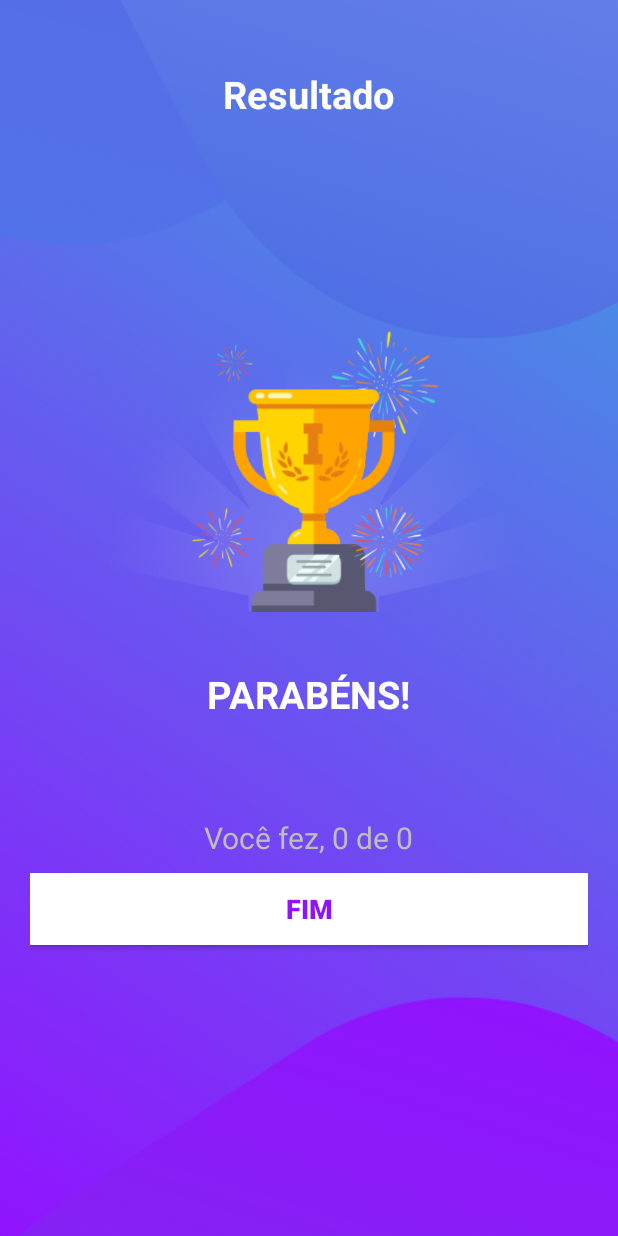
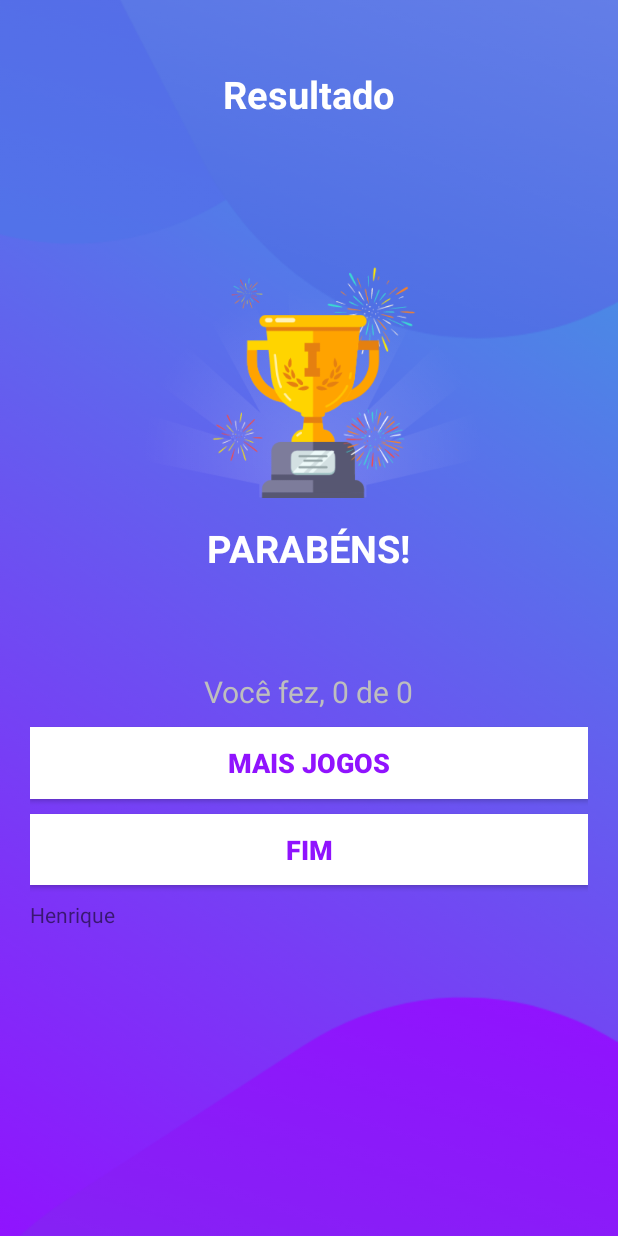
Before and after one commit to henriquemilioli/QuizApp, an Android app: the ResultActivity screen opened directly, with no data from a screen before it, on a phone screen of 412 x 824 dp. Run offline under Robolectric (Android 15) with nearby library versions, the phone set to English and light mode, and no system bars; 3 statements that could not run were skipped.

Commit message:
Implementação da live data e MVVM e fragmente

```diff
--- a/app/build.gradle
+++ b/app/build.gradle
@@ -41,6 +41,9 @@ dependencies {
     implementation 'com.google.android.material:material:1.2.1'
     implementation 'androidx.constraintlayout:constraintlayout:2.0.4'
     implementation 'com.google.android.material:material:1.0.0'
+    implementation 'androidx.legacy:legacy-support-v4:1.0.0'
+    implementation 'androidx.lifecycle:lifecycle-livedata-ktx:2.2.0'
+    implementation 'androidx.lifecycle:lifecycle-viewmodel-ktx:2.2.0'
     testImplementation 'junit:junit:4.+'
     androidTestImplementation 'androidx.test.ext:junit:1.1.2'
     androidTestImplementation 'androidx.test.espresso:espresso-core:3.3.0'
--- /dev/null
+++ b/app/src/main/java/br/henrique/francisco/quizapp/AboutUsFragment.kt
@@ -0,0 +1,31 @@
+package br.henrique.francisco.quizapp
+
+import androidx.lifecycle.ViewModelProvider
+import android.os.Bundle
+import androidx.fragment.app.Fragment
+import android.view.LayoutInflater
+import android.view.View
+import android.view.ViewGroup
+import kotlinx.android.synthetic.main.about_us_fragment.*
+
+class AboutUsFragment : Fragment() {
+
+     private lateinit var viewModel: AboutUsViewModel
+
+    override fun onCreateView(
+        inflater: LayoutInflater, container: ViewGroup?,
+        savedInstanceState: Bundle?
+    ): View? {
+        return inflater.inflate(R.layout.about_us_fragment, container, false)
+    }
+
+    override fun onViewCreated(view: View, savedInstanceState: Bundle?) {
+        super.onViewCreated(view, savedInstanceState)
+
+        textView.text = viewModel.aluno
+        textView2.text = viewModel.professor
+        textView3.text = viewModel.curso
+    }
+
+
+}
--- a/app/src/main/java/br/henrique/francisco/quizapp/ResultActivity.kt
+++ b/app/src/main/java/br/henrique/francisco/quizapp/ResultActivity.kt
@@ -1,8 +1,9 @@
 package br.henrique.francisco.quizapp
 
 import android.content.Intent
+import android.net.Uri
+import android.os.Bundle
 import androidx.appcompat.app.AppCompatActivity
-import android.os.Bundle
 import kotlinx.android.synthetic.main.activity_result.*
 
 class ResultActivity : AppCompatActivity() {
@@ -18,6 +19,14 @@ class ResultActivity : AppCompatActivity() {
 
         tv_score.text = "Você fez, $correctAnswers de $totalQuestions"
 
+        btn_intent.setOnClickListener{
+            var intent = Intent(Intent.ACTION_VIEW).apply { data = Uri.parse("http://play.google.com")}
+            if (intent.resolveActivity(packageManager)!=null){
+                startActivity(intent)
+                }
+
+        }
+
         btn_finish.setOnClickListener{
             startActivity(Intent(this, MainActivity::class.java))
             finish()
--- /dev/null
+++ b/app/src/main/res/layout/about_us_fragment.xml
@@ -0,0 +1,32 @@
+<?xml version="1.0" encoding="utf-8"?>
+<LinearLayout xmlns:android="http://schemas.android.com/apk/res/android"
+    xmlns:tools="http://schemas.android.com/tools"
+    android:layout_width="match_parent"
+    android:layout_height="match_parent"
+    android:orientation="vertical"
+    tools:context=".AboutUsFragment">
+
+    <TextView
+        android:layout_width="match_parent"
+        android:layout_height="match_parent"
+        android:text="Henrique" />
+
+    <TextView
+        android:id="@+id/textView"
+        android:layout_width="match_parent"
+        android:layout_height="wrap_content"
+        android:text="TextView" />
+
+    <TextView
+        android:id="@+id/textView2"
+        android:layout_width="match_parent"
+        android:layout_height="wrap_content"
+        android:text="TextView" />
+
+    <TextView
+        android:id="@+id/textView3"
+        android:layout_width="match_parent"
+        android:layout_height="wrap_content"
+        android:text="TextView" />
+
+</LinearLayout>
--- a/app/src/main/res/layout/activity_main.xml
+++ b/app/src/main/res/layout/activity_main.xml
@@ -9,6 +9,7 @@
     android:background="@drawable/ic_bg"
     android:orientation="vertical"
     tools:context=".MainActivity">
+
 
     <TextView
         android:id="@+id/tv_app_name"
@@ -82,6 +83,11 @@
                 android:textColor="@android:color/white"
                 >
             </Button>
+
+            <androidx.recyclerview.widget.RecyclerView
+                android:id="@+id/message_list"
+                android:layout_width="match_parent"
+                android:layout_height="match_parent" />
         </LinearLayout>
     </androidx.cardview.widget.CardView>
 </LinearLayout>
--- a/app/src/main/res/layout/activity_result.xml
+++ b/app/src/main/res/layout/activity_result.xml
@@ -22,7 +22,7 @@
     <ImageView
         android:id="@+id/iv_throphy"
         android:layout_width="wrap_content"
-        android:layout_height="349dp"
+        android:layout_height="252dp"
         android:contentDescription="image"
         android:src="@drawable/ic_trophy" />
 
@@ -54,15 +54,32 @@
         android:textColor="@android:color/secondary_text_dark"
         android:textSize="20sp"
         tools:text="Seu placar foi 9 de 10" />
+    <Button
+        android:id="@+id/btn_intent"
+        android:layout_width="match_parent"
+        android:layout_height="wrap_content"
+        android:layout_marginTop="10dp"
+        android:background="@android:color/white"
+        android:text="Mais Jogos"
+        android:textColor="@color/colorPrimary"
+        android:textSize="18sp"
+        android:textStyle="bold" />
 
     <Button
         android:id="@+id/btn_finish"
         android:layout_width="match_parent"
-        android:layout_height="wrap_content"
+        android:layout_height="47dp"
         android:layout_marginTop="10dp"
         android:background="@android:color/white"
         android:text="FIM"
         android:textColor="@color/colorPrimary"
         android:textSize="18sp"
         android:textStyle="bold" />
+
+    <fragment
+        android:id="@+id/fragment"
+        android:name="br.henrique.francisco.quizapp.AboutUsFragment"
+        android:layout_width="match_parent"
+        android:layout_height="110dp"
+        android:layout_marginTop="10dp" />
 </LinearLayout>
```
Also changed, not shown: app/src/main/java/br/henrique/francisco/quizapp/AboutUsViewModel.kt (added, +19 -0 lines), app/src/main/java/br/henrique/francisco/quizapp/MainActivity.kt (+7 -0 lines), app/src/main/java/br/henrique/francisco/quizapp/MessageAdapter.kt (added, +39 -0 lines), app/src/main/res/layout/message_card.xml (added, +25 -0 lines).
